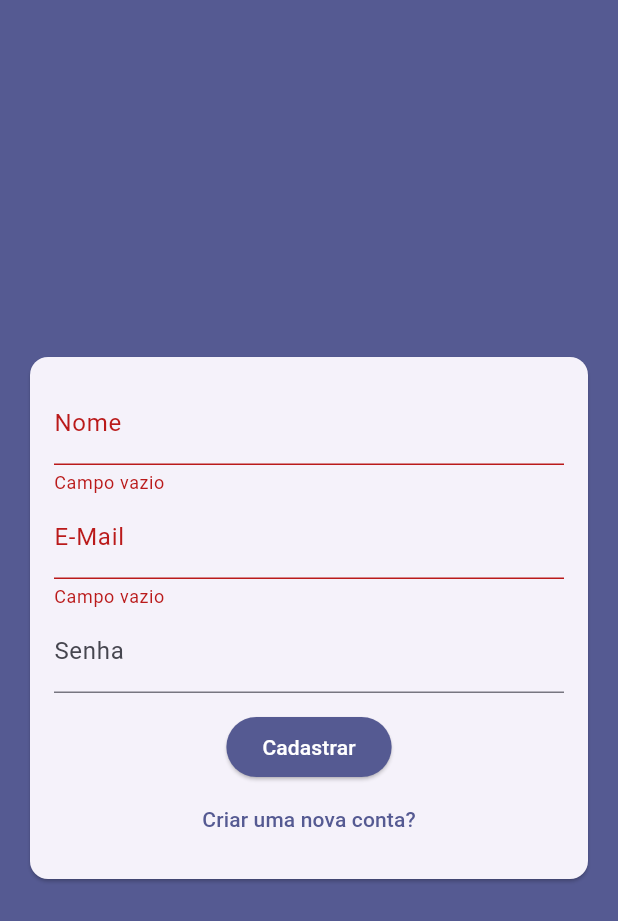
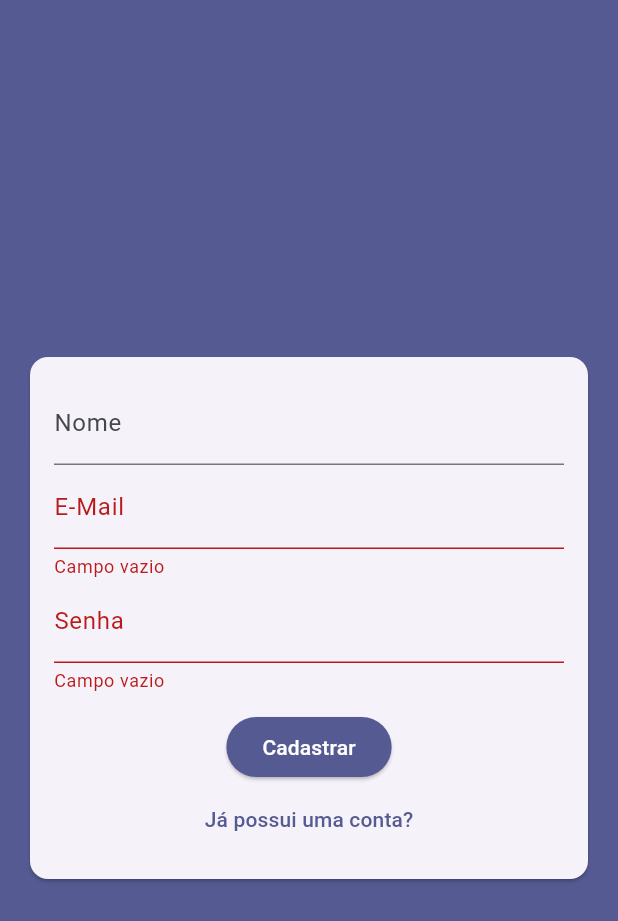
Before and after one commit to cleitonaraujo89/chat, a Flutter app: the screen it shows after launch, after a tap on "Entrar", after a tap on "Criar uma nova conta?", on a phone screen of 412 x 824 dp. Shown: the top 921 px of the screen. Run offline on Flutter 3.47's test engine with Material 3 defaults, Android fonts, the phone set to English and light mode, and no system bars; our stand-ins replace cloud_firestore, firebase_core; accounts and stored records are empty.

Commit message:
verificando validação de dados e comunicação entre widgets

```diff
--- a/lib/screens/auth_screen.dart
+++ b/lib/screens/auth_screen.dart
@@ -1,5 +1,6 @@
 // ignore_for_file: prefer_const_constructors
 
+import 'package:chat/models/auth_data.dart';
 import 'package:chat/widgets/auth_form.dart';
 import 'package:flutter/material.dart';
 
@@ -11,11 +12,18 @@ class AuthScreen extends StatefulWidget {
 }
 
 class _AuthScreenState extends State<AuthScreen> {
+  void _handleSubmit(AuthData authData) {
+    print(authData.name);
+    print(authData.email);
+    print(authData.password);
+    print(authData.isLogin);
+  }
+
   @override
   Widget build(BuildContext context) {
     return Scaffold(
       backgroundColor: Theme.of(context).primaryColor,
-      body: AuthForm(),
+      body: AuthForm(onSubmit: _handleSubmit),
     );
   }
 }
--- a/lib/utils/validations.dart
+++ b/lib/utils/form_validations.dart
@@ -1,4 +1,5 @@
-String? validator(String? value, {int? length, bool? email, bool? password}) {
+String? formFieldValidator(String? value,
+    {int? length, bool? email, bool? password}) {
   final String? valueTrim = value?.trim();
   final RegExp emailRegexp = RegExp(r'^[\w-\.]+@([\w-]+\.)+[\w-]{2,4}$');
   final RegExp passwordRegexp = RegExp(r'^(?=.*[A-Za-z])(?=.*\d).+$');
@@ -7,7 +8,7 @@ String? validator(String? value, {int? length, bool? email, bool? password}) {
     return 'Campo vazio';
   }
 
-  if (length != null && length < valueTrim.length) {
+  if (length != null && valueTrim.length < length) {
     return 'Mínimo de $length caractéres';
   }
 
--- a/lib/widgets/auth_form.dart
+++ b/lib/widgets/auth_form.dart
@@ -1,11 +1,13 @@
 // ignore_for_file: prefer_const_constructors
 
 import 'package:chat/models/auth_data.dart';
-import 'package:chat/utils/validations.dart';
+import 'package:chat/utils/form_validations.dart';
 import 'package:flutter/material.dart';
 
 class AuthForm extends StatefulWidget {
-  const AuthForm({super.key});
+  const AuthForm({super.key, required this.onSubmit});
+
+  final void Function(AuthData authData) onSubmit;
 
   @override
   State<AuthForm> createState() => _AuthFormState();
@@ -23,9 +25,21 @@ class _AuthFormState extends State<AuthForm> {
 
     if (!isValid) return;
 
+    //fecha o teclado
+    FocusScope.of(context).unfocus();
     _authData.name = _nameController.text.trim();
     _authData.email = _emailController.text.trim();
     _authData.password = _passwordController.text.trim();
+
+    widget.onSubmit(_authData);
+  }
+
+  @override
+  void dispose() {
+    _nameController.dispose();
+    _emailController.dispose();
+    _passwordController.dispose();
+    super.dispose();
   }
 
   @override
@@ -45,22 +59,26 @@ class _AuthFormState extends State<AuthForm> {
                   children: [
                     if (!_authData.isLogin)
                       TextFormField(
+                        key: ValueKey('name'),
                         controller: _nameController,
                         decoration: InputDecoration(labelText: 'Nome'),
-                        validator: (value) => validator(value, length: 5),
+                        validator: (value) =>
+                            formFieldValidator(value, length: 5),
                       ),
                     TextFormField(
+                      key: ValueKey('email'),
                       controller: _emailController,
                       decoration: InputDecoration(labelText: 'E-Mail'),
                       validator: (value) =>
-                          validator(value, length: 7, email: true),
+                          formFieldValidator(value, length: 7, email: true),
                     ),
                     TextFormField(
+                      key: ValueKey('password'),
                       obscureText: true,
                       controller: _passwordController,
                       decoration: InputDecoration(labelText: 'Senha'),
                       validator: (value) =>
-                          validator(value, length: 5, password: true),
+                          formFieldValidator(value, length: 5, password: true),
                     ),
                     SizedBox(height: 12),
                     AnimatedSize(
@@ -82,7 +100,11 @@ class _AuthFormState extends State<AuthForm> {
                           }
                         });
                       },
-                      child: Text('Criar uma nova conta?'),
+                      child: Text(
+                        _authData.isLogin
+                            ? 'Criar uma nova conta?'
+                            : 'Já possui uma conta?',
+                      ),
                     )
                   ],
                 ),
```
